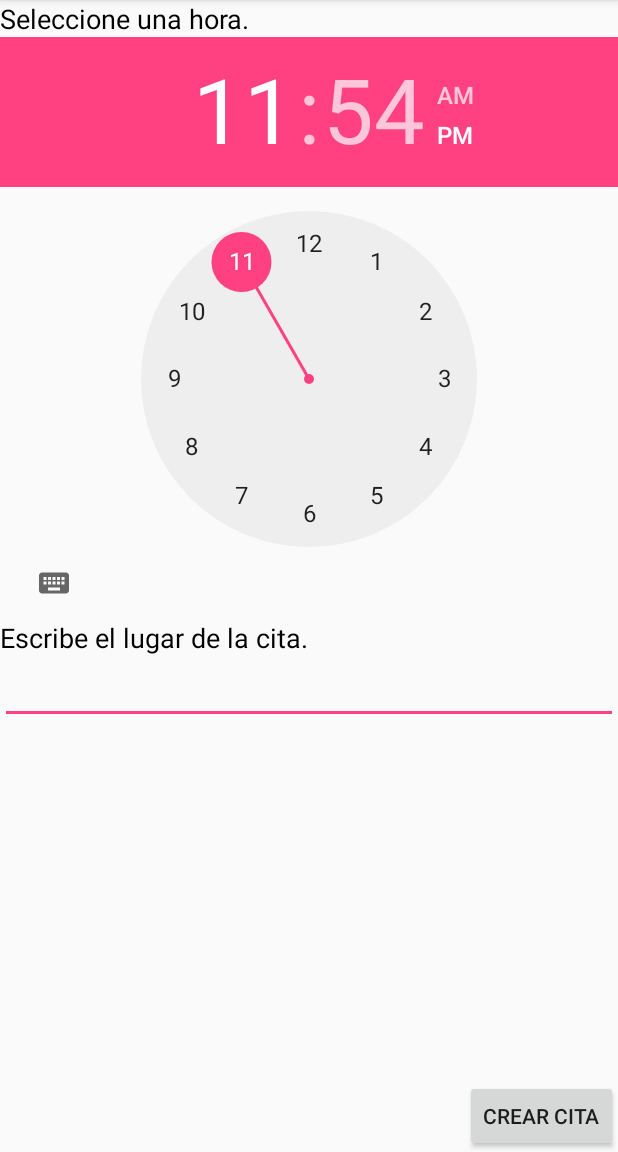
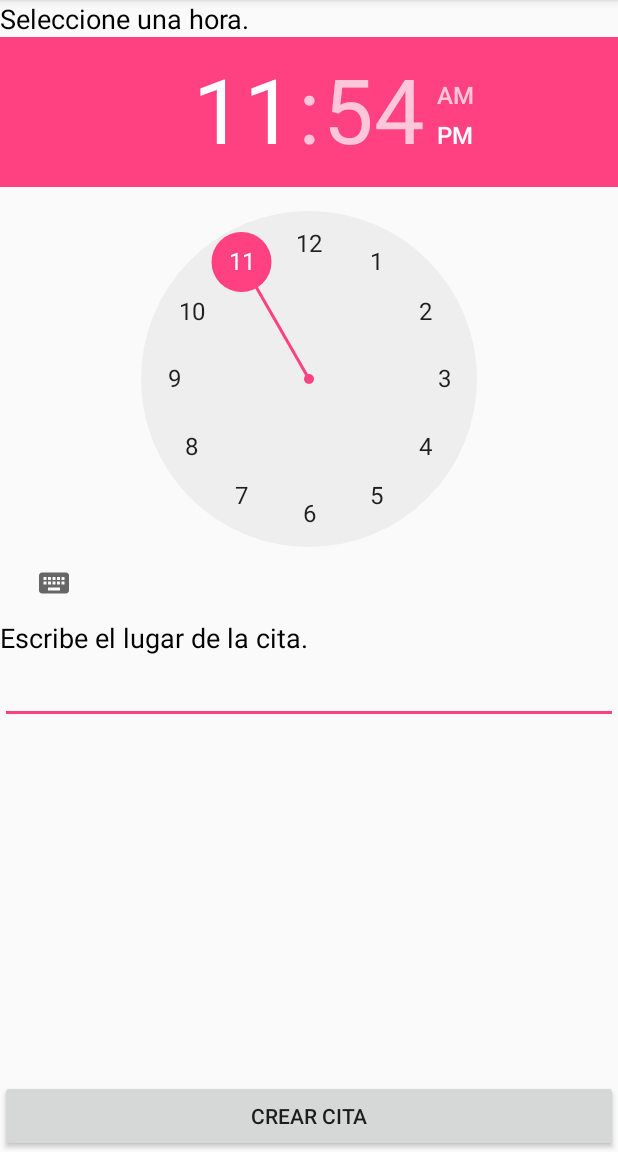
Before and after one commit to SioJL13/Lernen, an Android app: the FinCitaActivity screen opened directly, with no data from a screen before it, on a phone screen of 412 x 824 dp, the part 84-1236 px from its top. Run offline under Robolectric (Android 15) with nearby library versions, the phone set to English and light mode, and no system bars; libraries missing offline, so code that uses them is left out: com.firebase.client; 9 statements that could not run were skipped.

Commit message:
Alarma, iconos de cita y salir, implementado logout

```diff
--- a/app/src/main/java/com/siomarajimenezl/lernen/AlertReceiver.java
+++ b/app/src/main/java/com/siomarajimenezl/lernen/AlertReceiver.java
@@ -16,7 +16,7 @@ public class AlertReceiver extends BroadcastReceiver {
     @Override
     public void onReceive(Context context, Intent intent) {
 
-        createNotification(context, "Times Up", "5 Seconds Has Passed", "Alert");
+        createNotification(context, "Lernen", "Tienes una cita proxima", "Alert");
 
     }
 
@@ -29,7 +29,7 @@ public class AlertReceiver extends BroadcastReceiver {
         // Builds a notification
         NotificationCompat.Builder mBuilder =
                 new NotificationCompat.Builder(context)
-                        .setSmallIcon(R.drawable.ic_account_circle_black_24dp)
+                        .setSmallIcon(R.drawable.ic_alarm_black_24dp)
                         .setContentTitle(msg)
                         .setTicker(msgAlert)
                         .setContentText(msgText);
--- a/app/src/main/java/com/siomarajimenezl/lernen/FinCitaActivity.java
+++ b/app/src/main/java/com/siomarajimenezl/lernen/FinCitaActivity.java
@@ -1,6 +1,7 @@
 package com.siomarajimenezl.lernen;
 
 import android.app.AlarmManager;
+import android.app.NotificationManager;
 import android.app.PendingIntent;
 import android.content.Context;
 import android.content.Intent;
@@ -34,6 +35,7 @@ public class FinCitaActivity extends BaseActivity {
     //Drawer
     private String[] navMenuTitles;
     private TypedArray navMenuIcons;
+
 
     @Override
     protected void onCreate(Bundle savedInstanceState) {
@@ -87,6 +89,7 @@ public class FinCitaActivity extends BaseActivity {
     }
 
     public void finCitaActivity(View v){
+        //View vi = findViewById(android.R.id.content);
         Intent i = new Intent(this, MainActivity.class);
         //TODO: REVISAR ERRORES
         hora = String.valueOf(tiempo.getHour()) + ":" + String.valueOf(tiempo.getMinute());
@@ -109,6 +112,8 @@ public class FinCitaActivity extends BaseActivity {
         Toast.makeText(getApplicationContext(),
                 "Cita creada",
                 Toast.LENGTH_LONG).show();
+
+        setAlarm(v);
 
         startActivity(i);
     }
--- a/app/src/main/java/com/siomarajimenezl/lernen/PerfilUserActivity.java
+++ b/app/src/main/java/com/siomarajimenezl/lernen/PerfilUserActivity.java
@@ -66,6 +66,7 @@ public class PerfilUserActivity extends BaseActivity {
         autRef.addValueEventListener(new ValueEventListener() {
             @Override
             public void onDataChange(DataSnapshot snapshot) {
+                try {
                     email_user = snapshot.child("Email").getValue().toString();
                     password_user = snapshot.child("Password").getValue().toString();
 
@@ -75,6 +76,9 @@ public class PerfilUserActivity extends BaseActivity {
                     telUsuario.setText(snapshot.child("Telephone").getValue().toString());
                     degreeUsuario.setText(snapshot.child("Degree").getValue().toString());
                     bio.setText(snapshot.child("Bio").getValue().toString());
+                }catch (Exception e){
+                    e.printStackTrace();
+                }
             }
 
             @Override
--- a/app/src/main/res/layout/activity_cita.xml
+++ b/app/src/main/res/layout/activity_cita.xml
@@ -18,7 +18,7 @@
             android:layout_height="match_parent">
 
             <Button
-                android:layout_width="wrap_content"
+                android:layout_width="match_parent"
                 android:layout_height="wrap_content"
                 android:text="Continuar"
                 android:id="@+id/button2"
--- a/app/src/main/res/layout/activity_fin_cita.xml
+++ b/app/src/main/res/layout/activity_fin_cita.xml
@@ -38,14 +38,14 @@
                 android:layout_alignParentStart="true" />
 
             <Button
-                android:layout_width="wrap_content"
+                android:layout_width="match_parent"
                 android:layout_height="wrap_content"
                 android:text="Crear cita"
                 android:id="@+id/button3"
                 android:layout_alignParentBottom="true"
                 android:layout_alignParentRight="true"
                 android:layout_alignParentEnd="true"
-                android:onClick="setAlarm" />
+                android:onClick="finCitaActivity" />
 
             <TextView
                 android:layout_width="wrap_content"
--- a/app/src/main/res/layout/activity_perfil_user.xml
+++ b/app/src/main/res/layout/activity_perfil_user.xml
@@ -123,14 +123,15 @@
             <Button
                 android:layout_width="wrap_content"
                 android:layout_height="wrap_content"
-                android:text="Eliminar"
+                android:text="Eliminar cuenta"
                 android:id="@+id/buttonEliminar"
                 android:onClick="eliminarUsuario"
                 android:layout_alignParentBottom="true"
                 android:layout_alignParentLeft="true"
                 android:layout_alignParentStart="true"
                 android:layout_alignParentRight="true"
-                android:layout_alignParentEnd="true" />
+                android:layout_alignParentEnd="true"
+                android:background="#f46a6a" />
         </RelativeLayout>
 
 
--- a/app/src/main/res/values/strings.xml
+++ b/app/src/main/res/values/strings.xml
@@ -20,12 +20,14 @@
         <item>Mensajes</item>
         <item>Tutores</item>
         <item>Citas</item>
+        <item>Salir</item>
     </string-array>
     <array name="nav_drawer_icons">
         <item>@drawable/ic_account_circle_black_24dp</item>
         <item>@drawable/ic_chat_black_24dp</item>
         <item>@drawable/ic_search_black_24dp</item>
-        <item>@drawable/ic_search_black_24dp</item>
+        <item>@drawable/ic_event_black_24dp</item>
+        <item>@drawable/ic_exit_to_app_black_24dp</item>
 
     </array>
     <string name="title_activity_mostar_citas">MostarCitasActivity</string>
```
Also changed, not shown: app/src/main/AndroidManifest.xml (+13 -0 lines), app/src/main/java/com/siomarajimenezl/lernen/BaseActivity.java (+14 -2 lines), app/src/main/java/com/siomarajimenezl/lernen/MoreInfoNotification.java (added, +17 -0 lines), app/src/main/res/layout/more_info_notific.xml (added, +13 -0 lines), app/src/main/res/drawable/ic_alarm_black_24dp.png (added), app/src/main/res/drawable/ic_event_black_24dp.png (added), app/src/main/res/drawable/ic_exit_to_app_black_24dp.png (added). Lines whose indentation alone changed are shown as unchanged.
